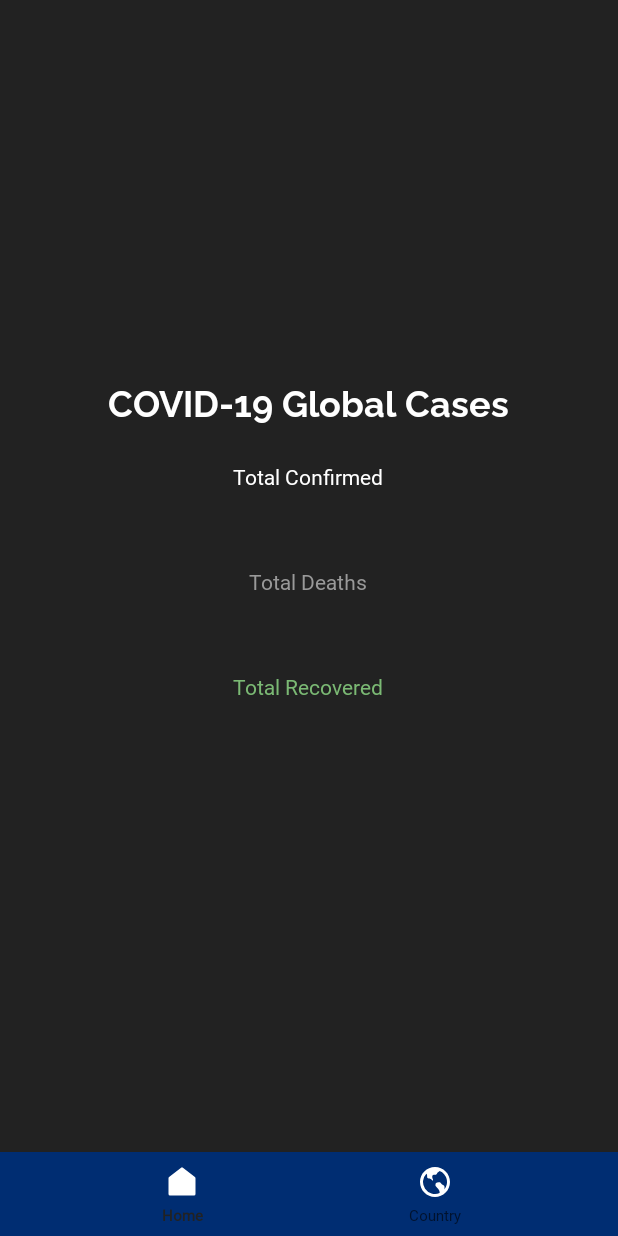
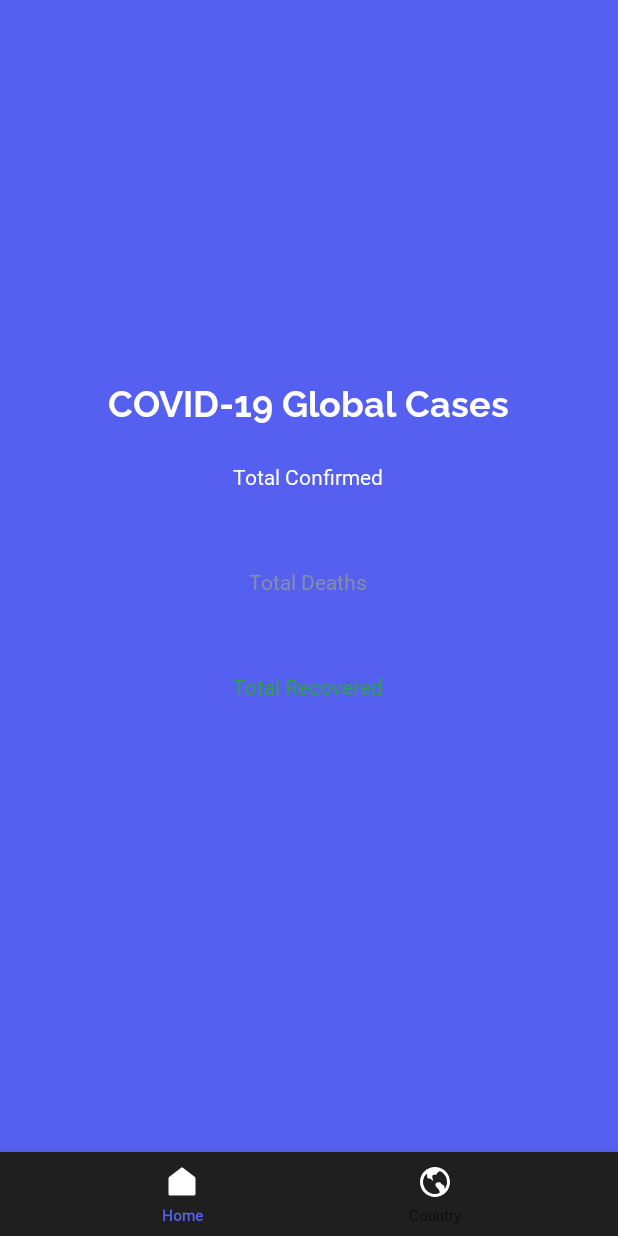
Before and after one commit to dianabalderas1/CMPS3390, an Android app: the screen it shows after launch (MainActivity), on a phone screen of 412 x 824 dp. Run offline under Robolectric (Android 15) with nearby library versions, the light colour scheme and no system bars; our stand-ins replace Volley, navigation-ui; network calls fail.

Commit message:
Added new colors to the xml file

```diff
--- a/a15/app/src/main/res/values/colors.xml
+++ b/a15/app/src/main/res/values/colors.xml
@@ -1,11 +1,11 @@
 <?xml version="1.0" encoding="utf-8"?>
 <resources>
-    <color name="colorPrimary">#222222</color>
-    <color name="colorPrimaryDark">#002d72</color>
-    <color name="colorAccent">#03DAC5</color>
+    <color name="colorPrimary">#5560F0</color>
+    <color name="colorPrimaryDark">#201F1F</color>
+    <color name="colorAccent">#fff</color>
 
-    <color name="colorTotalConfirmed">#e60000</color>
-    <color name="colorTotalDeaths">#999999</color>
-    <color name="colorTotalRecovered">#7bb974</color>
+    <color name="colorTotalConfirmed">#C68A93</color>
+    <color name="colorTotalDeaths">#868EA5</color>
+    <color name="colorTotalRecovered">#30A04A</color>
 
 </resources>
```
